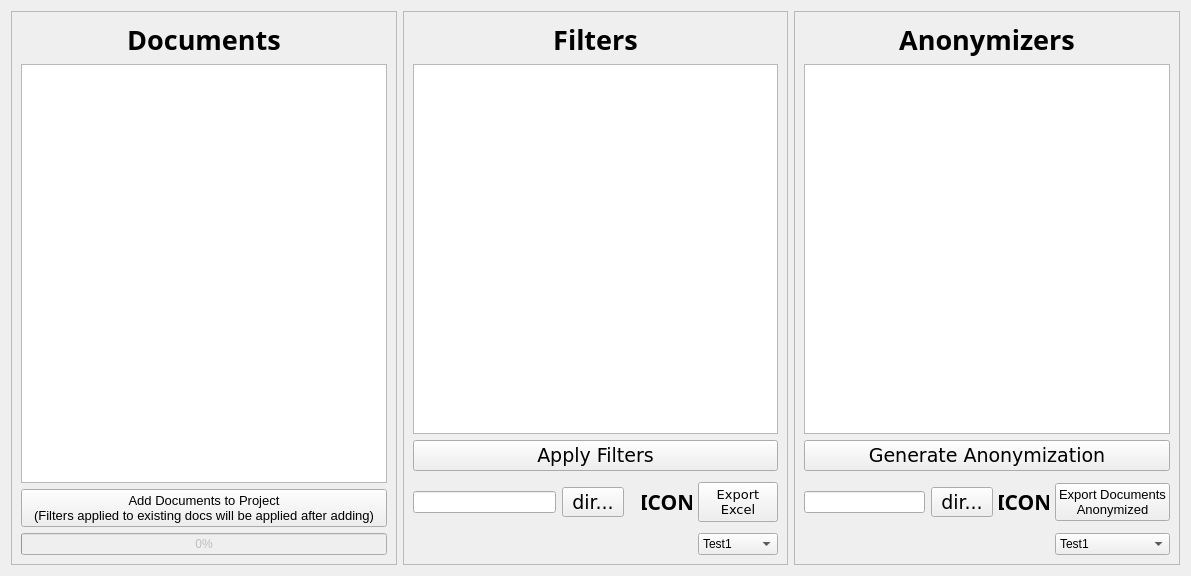
Before: the Qt Designer form auxFiles/anon.ui in rjuez00/AGORA_APP, drawn with Qt 5.
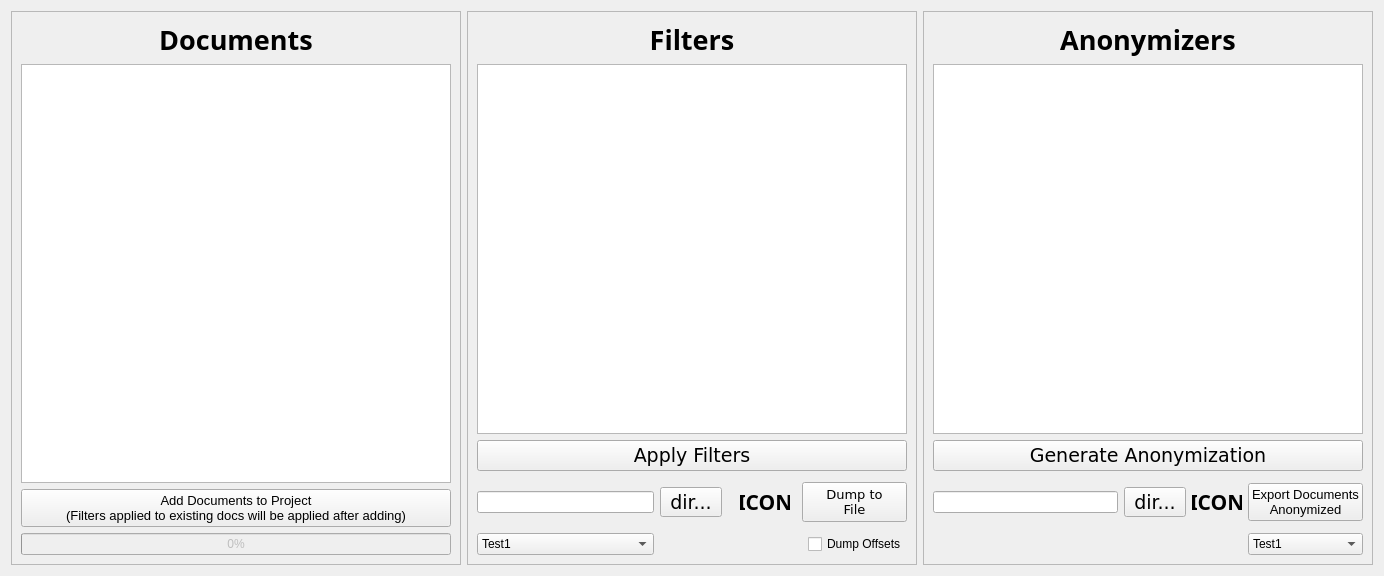
After: the same form once the commit is applied.

Patch:
```diff
--- a/auxFiles/anon.ui
+++ b/auxFiles/anon.ui
@@ -6,7 +6,7 @@
    <rect>
     <x>0</x>
     <y>0</y>
-    <width>1191</width>
+    <width>1384</width>
     <height>576</height>
    </rect>
   </property>
@@ -99,25 +99,7 @@
       <enum>QFrame::Raised</enum>
      </property>
      <layout class="QGridLayout" name="gridLayout_3">
-      <item row="0" column="0" colspan="6">
-       <widget class="QLabel" name="filtersLabel">
-        <property name="font">
-         <font>
-          <family>Droid Sans Fallback</family>
-          <pointsize>20</pointsize>
-          <weight>75</weight>
-          <bold>true</bold>
-         </font>
-        </property>
-        <property name="text">
-         <string>Filters</string>
-        </property>
-        <property name="alignment">
-         <set>Qt::AlignCenter</set>
-        </property>
-       </widget>
-      </item>
-      <item row="8" column="5">
+      <item row="11" column="6" colspan="2">
        <widget class="QPushButton" name="exportFiltersButton">
         <property name="font">
          <font>
@@ -126,12 +108,51 @@
          </font>
         </property>
         <property name="text">
-         <string>Export
-Excel</string>
+         <string>Dump to
+File</string>
         </property>
        </widget>
       </item>
-      <item row="4" column="0" rowspan="2" colspan="6">
+      <item row="11" column="4">
+       <widget class="QLabel" name="labelGeneralFilterIcon">
+        <property name="enabled">
+         <bool>true</bool>
+        </property>
+        <property name="sizePolicy">
+         <sizepolicy hsizetype="Fixed" vsizetype="Fixed">
+          <horstretch>0</horstretch>
+          <verstretch>0</verstretch>
+         </sizepolicy>
+        </property>
+        <property name="minimumSize">
+         <size>
+          <width>50</width>
+          <height>50</height>
+         </size>
+        </property>
+        <property name="maximumSize">
+         <size>
+          <width>50</width>
+          <height>50</height>
+         </size>
+        </property>
+        <property name="font">
+         <font>
+          <family>Yu Gothic UI Semibold</family>
+          <pointsize>16</pointsize>
+          <weight>75</weight>
+          <bold>true</bold>
+         </font>
+        </property>
+        <property name="text">
+         <string>ICON</string>
+        </property>
+        <property name="alignment">
+         <set>Qt::AlignCenter</set>
+        </property>
+       </widget>
+      </item>
+      <item row="6" column="0" rowspan="2" colspan="8">
        <widget class="QPushButton" name="applyFiltersButton">
         <property name="font">
          <font>
@@ -144,14 +165,35 @@
         </property>
        </widget>
       </item>
-      <item row="1" column="0" colspan="6">
+      <item row="3" column="0" colspan="8">
        <widget class="QListWidget" name="listaFiltersWidget">
         <property name="mouseTracking">
          <bool>true</bool>
         </property>
        </widget>
       </item>
-      <item row="8" column="1">
+      <item row="0" column="0" colspan="8">
+       <widget class="QLabel" name="filtersLabel">
+        <property name="font">
+         <font>
+          <family>Droid Sans Fallback</family>
+          <pointsize>20</pointsize>
+          <weight>75</weight>
+          <bold>true</bold>
+         </font>
+        </property>
+        <property name="text">
+         <string>Filters</string>
+        </property>
+        <property name="alignment">
+         <set>Qt::AlignCenter</set>
+        </property>
+       </widget>
+      </item>
+      <item row="11" column="0">
+       <widget class="QLineEdit" name="directoryExcelLineEdit"/>
+      </item>
+      <item row="11" column="1">
        <widget class="QToolButton" name="excelDirectoryButton">
         <property name="font">
          <font>
@@ -164,46 +206,7 @@
         </property>
        </widget>
       </item>
-      <item row="8" column="4">
-       <widget class="QLabel" name="labelGeneralFilterIcon">
-        <property name="enabled">
-         <bool>true</bool>
-        </property>
-        <property name="sizePolicy">
-         <sizepolicy hsizetype="Fixed" vsizetype="Fixed">
-          <horstretch>0</horstretch>
-          <verstretch>0</verstretch>
-         </sizepolicy>
-        </property>
-        <property name="minimumSize">
-         <size>
-          <width>50</width>
-          <height>50</height>
-         </size>
-        </property>
-        <property name="maximumSize">
-         <size>
-          <width>50</width>
-          <height>50</height>
-         </size>
-        </property>
-        <property name="font">
-         <font>
-          <family>Yu Gothic UI Semibold</family>
-          <pointsize>16</pointsize>
-          <weight>75</weight>
-          <bold>true</bold>
-         </font>
-        </property>
-        <property name="text">
-         <string>ICON</string>
-        </property>
-        <property name="alignment">
-         <set>Qt::AlignCenter</set>
-        </property>
-       </widget>
-      </item>
-      <item row="9" column="5">
+      <item row="12" column="0">
        <widget class="QComboBox" name="outputFormatSelector">
         <item>
          <property name="text">
@@ -217,8 +220,12 @@
         </item>
        </widget>
       </item>
-      <item row="8" column="0">
-       <widget class="QLineEdit" name="directoryExcelLineEdit"/>
+      <item row="12" column="7">
+       <widget class="QCheckBox" name="dumpOffsetsCheckBox">
+        <property name="text">
+         <string>Dump Offsets</string>
+        </property>
+       </widget>
       </item>
      </layout>
     </widget>
@@ -299,6 +306,32 @@
         </property>
        </widget>
       </item>
+      <item row="1" column="0" colspan="5">
+       <widget class="QListWidget" name="listaAnonWidget">
+        <property name="mouseTracking">
+         <bool>true</bool>
+        </property>
+       </widget>
+      </item>
+      <item row="6" column="3" colspan="2">
+       <widget class="QComboBox" name="anonymizationFormatSelector">
+        <item>
+         <property name="text">
+          <string>Test1</string>
+         </property>
+        </item>
+        <item>
+         <property name="text">
+          <string>Test2</string>
+         </property>
+        </item>
+        <item>
+         <property name="text">
+          <string>Test3</string>
+         </property>
+        </item>
+       </widget>
+      </item>
       <item row="5" column="1">
        <widget class="QToolButton" name="anonDirectoryButton">
         <property name="font">
@@ -339,25 +372,6 @@
         </property>
        </widget>
       </item>
-      <item row="6" column="3" colspan="2">
-       <widget class="QComboBox" name="anonymizationFormatSelector">
-        <item>
-         <property name="text">
-          <string>Test1</string>
-         </property>
-        </item>
-        <item>
-         <property name="text">
-          <string>Test2</string>
-         </property>
-        </item>
-        <item>
-         <property name="text">
-          <string>Test3</string>
-         </property>
-        </item>
-       </widget>
-      </item>
      </layout>
     </widget>
    </item>
```
Left out of the diff: 7 changed lines with no effect on the pictures.
